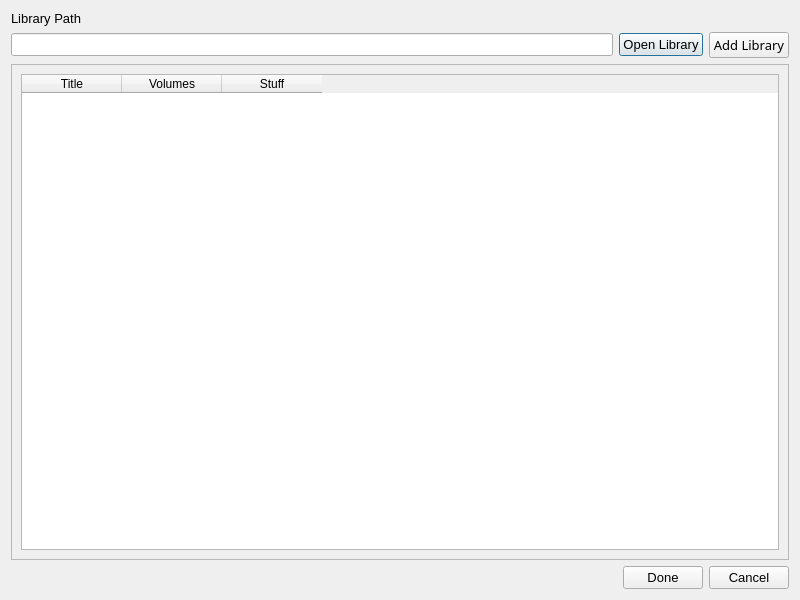
Qt form src/views/ui_files/add_library_dialog.ui (jjsmall009/mangecko) before a commit.
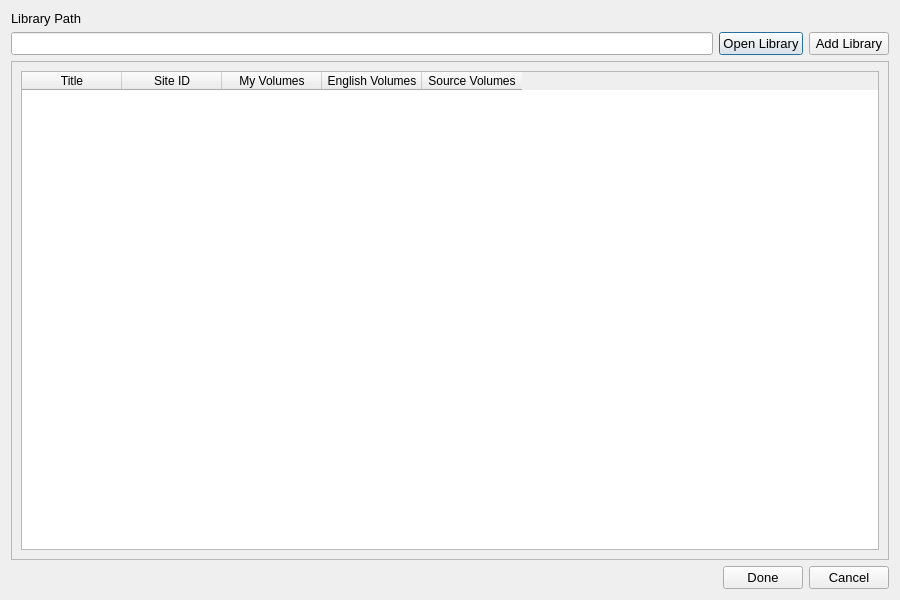
The same form after that commit.

Commit message: Add library dialog is complete

```diff
--- a/src/views/ui_files/add_library_dialog.ui
+++ b/src/views/ui_files/add_library_dialog.ui
@@ -6,7 +6,7 @@
    <rect>
     <x>0</x>
     <y>0</y>
-    <width>800</width>
+    <width>900</width>
     <height>600</height>
    </rect>
   </property>
@@ -46,7 +46,6 @@
       <widget class="QPushButton" name="add_library_btn">
        <property name="font">
         <font>
-         <family>Segoe UI Semibold</family>
          <pointsize>10</pointsize>
         </font>
        </property>
@@ -67,7 +66,7 @@
        <rect>
         <x>0</x>
         <y>0</y>
-        <width>780</width>
+        <width>880</width>
         <height>488</height>
        </rect>
       </property>
@@ -90,12 +89,22 @@
          </column>
          <column>
           <property name="text">
-           <string>Volumes</string>
+           <string>Site ID</string>
           </property>
          </column>
          <column>
           <property name="text">
-           <string>Stuff</string>
+           <string>My Volumes</string>
+          </property>
+         </column>
+         <column>
+          <property name="text">
+           <string>English Volumes</string>
+          </property>
+         </column>
+         <column>
+          <property name="text">
+           <string>Source Volumes</string>
           </property>
          </column>
         </widget>
```
The commit also changes 3 other files.
